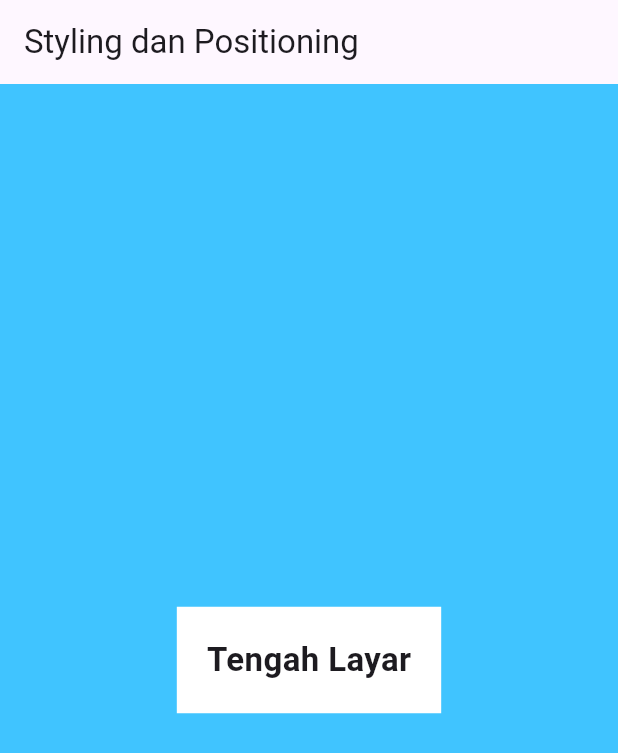
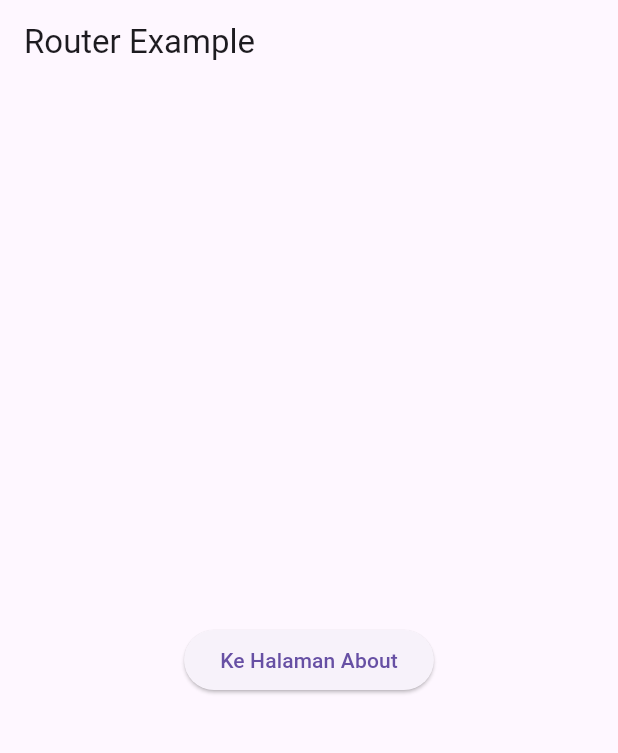
Before and after one commit to dzulfikar05/pmr-mob-dart, a Flutter app: the screen it shows after launch, on a phone screen of 412 x 824 dp. Shown: the top 753 px of the screen. Run offline on Flutter 3.47's test engine with Material 3 defaults, Android fonts, the light colour scheme and no system bars; our stand-ins replace go_router.

Commit message:
layout navigasi

```diff
--- /dev/null
+++ b/pertemuan7/pertemuan_tujuh/lib/home_page.dart
@@ -0,0 +1,19 @@
+import 'package:flutter/material.dart';
+import 'package:go_router/go_router.dart';
+
+class HomePage extends StatelessWidget {
+  const HomePage({super.key});
+
+  @override
+  Widget build(BuildContext context) {
+    return Scaffold(
+      appBar: AppBar(title: const Text('Router Example')),
+      body: Center(
+        child: ElevatedButton(
+          child: const Text('Ke Halaman About'),
+          onPressed: () => context.go('/about'),
+        ),
+      ),
+    );
+  }
+}
--- a/pertemuan7/pertemuan_tujuh/lib/main.dart
+++ b/pertemuan7/pertemuan_tujuh/lib/main.dart
@@ -1,35 +1,24 @@
 import 'package:flutter/material.dart';
+import 'package:go_router/go_router.dart';
+import 'home_page.dart';
+import 'about_page.dart';
+
+final GoRouter _router = GoRouter(
+  routes: [
+    GoRoute(
+      path: '/',
+      builder: (context, state) => const HomePage(),
+    ),
+    GoRoute(
+      path: '/about',
+      builder: (context, state) => const AboutPage(),
+    ),
+  ],
+);
 
 void main() {
-  runApp(const StylingExample());
+  runApp(MaterialApp.router(
+    routerConfig: _router,
+    debugShowCheckedModeBanner: false,
+  ));
 }
-
-class StylingExample extends StatelessWidget {
-  const StylingExample({super.key});
-
-  @override
-  Widget build(BuildContext context) {
-    return MaterialApp(
-      debugShowCheckedModeBanner: false,
-      home: Scaffold(
-        appBar: AppBar(title: Text('Styling dan Positioning')),
-        body: Stack(
-          children: [
-            Container(color: Colors.lightBlueAccent),
-            Align(
-              alignment: Alignment.center,
-              child: Container(
-                padding: EdgeInsets.all(20),
-                color: Colors.white,
-                child: Text(
-                  'Tengah Layar',
-                  style: TextStyle(fontSize: 22, fontWeight: FontWeight.bold),
-                ),
-              ),
-            ),
-          ],
-        ),
-      ),
-    );
-  }
-}
--- a/pertemuan7/pertemuan_tujuh/pubspec.yaml
+++ b/pertemuan7/pertemuan_tujuh/pubspec.yaml
@@ -30,6 +30,7 @@ environment:
 dependencies:
   flutter:
     sdk: flutter
+  go_router: ^12.1.1
 
   # The following adds the Cupertino Icons font to your application.
   # Use with the CupertinoIcons class for iOS style icons.
```
Also changed, not shown: pertemuan7/pertemuan_tujuh/lib/about_page.dart (added, +19 -0 lines), pertemuan7/pertemuan_tujuh/pubspec.lock.
